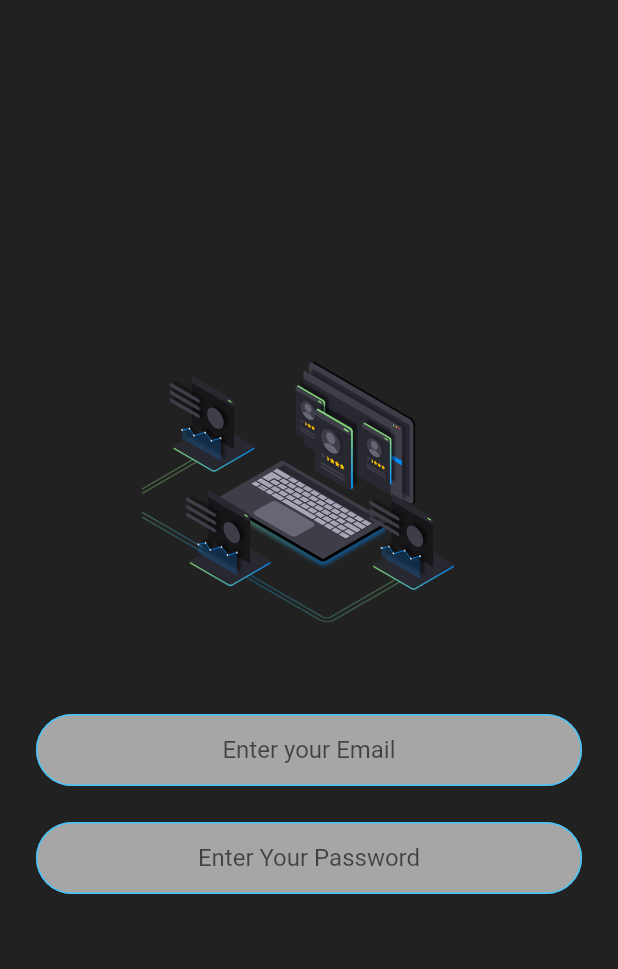
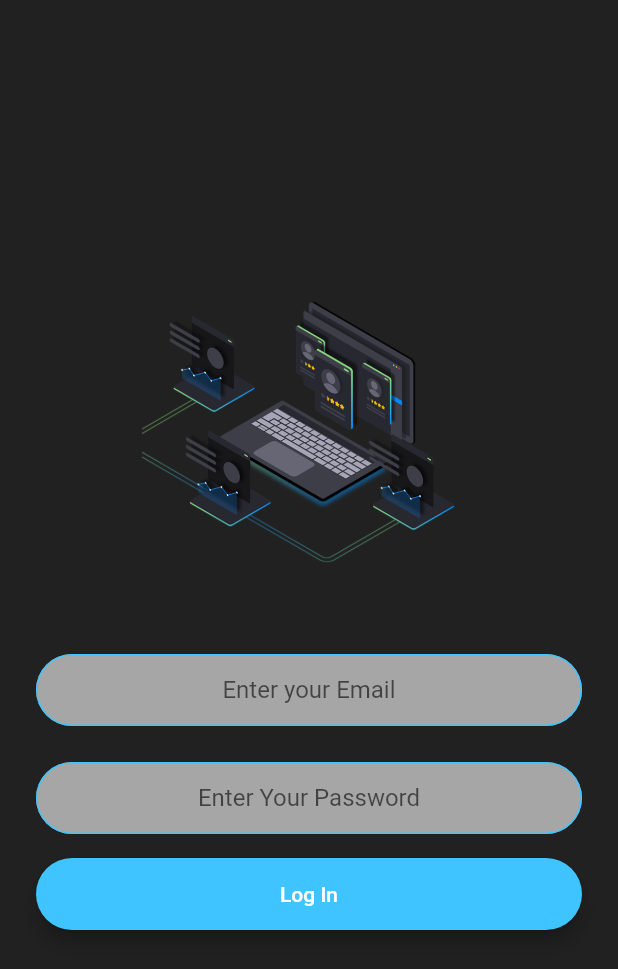
Before and after one commit to shabesa/Attendance_Viewer, a Flutter app: the screen it shows after launch, after a tap on "Login", on a phone screen of 412 x 824 dp. Shown: the top 969 px of the screen. Run offline on Flutter 3.47's test engine with Material 2 defaults, Android fonts, the phone set to English and light mode, and no system bars; our stand-ins replace animated_text_kit, firebase_auth, firebase_core, modal_progress_hud; accounts and stored records are empty.

Commit message:
fully fuctional login screen

```diff
--- a/lib/main.dart
+++ b/lib/main.dart
@@ -1,11 +1,12 @@
+import 'package:attendance_viewer/screens/data_screen.dart';
 import 'package:attendance_viewer/screens/login_screen.dart';
 import 'package:flutter/material.dart';
 import 'package:firebase_core/firebase_core.dart';
 import 'package:attendance_viewer/screens/welcome_screen.dart';
 
 void main() async {
-  // WidgetsFlutterBinding.ensureInitialized();
-  // await Firebase.initializeApp();
+  WidgetsFlutterBinding.ensureInitialized();
+  await Firebase.initializeApp();
   runApp(AttendanceViewer());
 }
 
@@ -17,6 +18,7 @@ class AttendanceViewer extends StatelessWidget {
       routes: {
         WelcomeScreen.id: (context) => WelcomeScreen(),
         LoginScreen.id: (context) => LoginScreen(),
+        DataScreen.id: (context) => DataScreen(),
       },
 
     );
--- a/lib/screens/welcome_screen.dart
+++ b/lib/screens/welcome_screen.dart
@@ -44,7 +44,7 @@ class _WelcomeScreenState extends State<WelcomeScreen> {
             ),
             RoundedButton(
               title: 'Login',
-              color: Colors.blue,
+              color: Colors.lightBlueAccent,
               onPressed: () {
                 Navigator.pushNamed(context, LoginScreen.id);
               },
```
Also changed, not shown: lib/screens/data_screen.dart (added, +14 -0 lines), lib/screens/login_screen.dart (+25 -2 lines), 4 other files.
